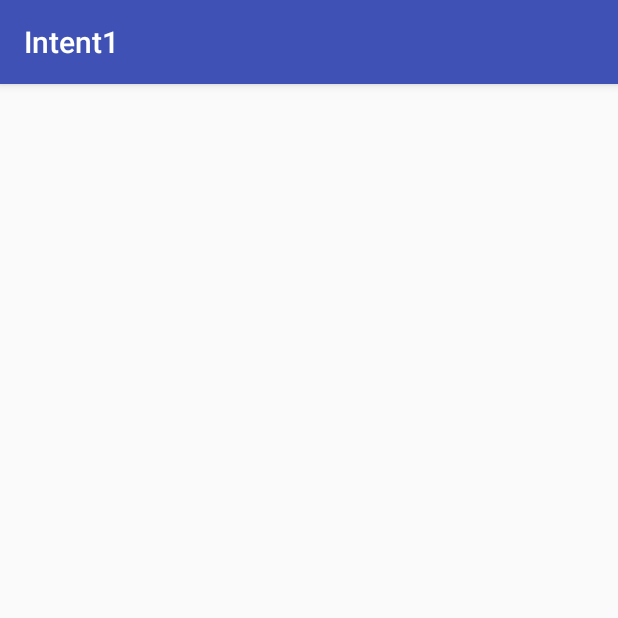
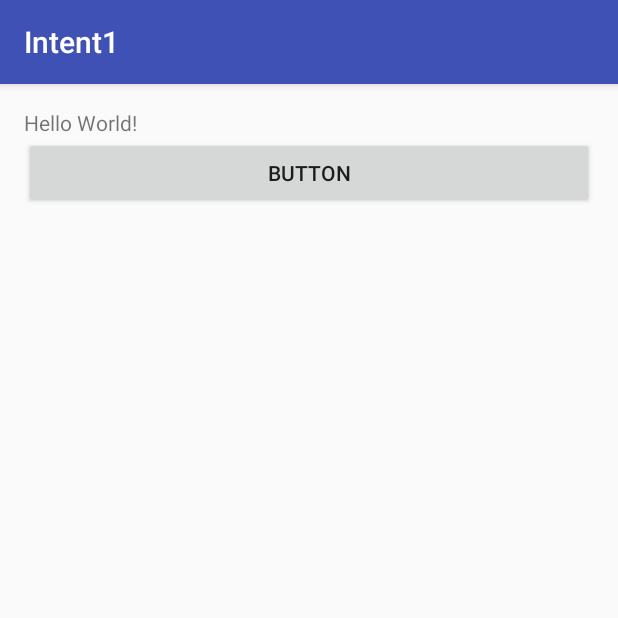
Before and after one commit to rafiraharjo/Intent1, an Android app: the screen it shows after launch (MainActivity), on a phone screen of 412 x 824 dp, the top half of it. Run offline under Robolectric (Android 15) with nearby library versions, the phone set to English and light mode, and no system bars.

Commit message:
startActivity Part 1

```diff
--- a/app/src/main/AndroidManifest.xml
+++ b/app/src/main/AndroidManifest.xml
@@ -15,6 +15,7 @@
                 <category android:name="android.intent.category.LAUNCHER" />
             </intent-filter>
         </activity>
+        <activity android:name=".HasilActivity"></activity>
     </application>
 
 </manifest>
--- a/app/src/main/java/id/sch/smktelkom_mlg/learn/intent1/MainActivity.java
+++ b/app/src/main/java/id/sch/smktelkom_mlg/learn/intent1/MainActivity.java
@@ -1,7 +1,9 @@
 package id.sch.smktelkom_mlg.learn.intent1;
 
+import android.content.Intent;
 import android.os.Bundle;
 import android.support.v7.app.AppCompatActivity;
+import android.view.View;
 
 public class MainActivity extends AppCompatActivity {
 
@@ -9,5 +11,12 @@ public class MainActivity extends AppCompatActivity {
     protected void onCreate(Bundle savedInstanceState) {
         super.onCreate(savedInstanceState);
         setContentView(R.layout.activity_main);
+
+        findViewById(R.id.buttonHitung).setOnClickListener(new View.OnClickListener() {
+            @Override
+            public void onClick(View v) {
+                startActivity(new Intent(MainActivity.this, HasilActivity.class));
+            }
+        });
     }
 }
--- a/app/src/main/res/layout/activity_main.xml
+++ b/app/src/main/res/layout/activity_main.xml
@@ -11,4 +11,14 @@
     android:paddingTop="@dimen/activity_vertical_margin"
     tools:context="id.sch.smktelkom_mlg.learn.intent1.MainActivity">
 
+    <TextView
+        android:layout_width="wrap_content"
+        android:layout_height="wrap_content"
+        android:text="Hello World!" />
+
+    <Button
+        android:id="@+id/buttonHitung"
+        android:layout_width="match_parent"
+        android:layout_height="wrap_content"
+        android:text="Button" />
 </LinearLayout>
```
Also changed, not shown: app/src/main/java/id/sch/smktelkom_mlg/learn/intent1/HasilActivity.java (added, +15 -0 lines), app/src/main/res/layout/activity_hasil.xml (added, +13 -0 lines).
